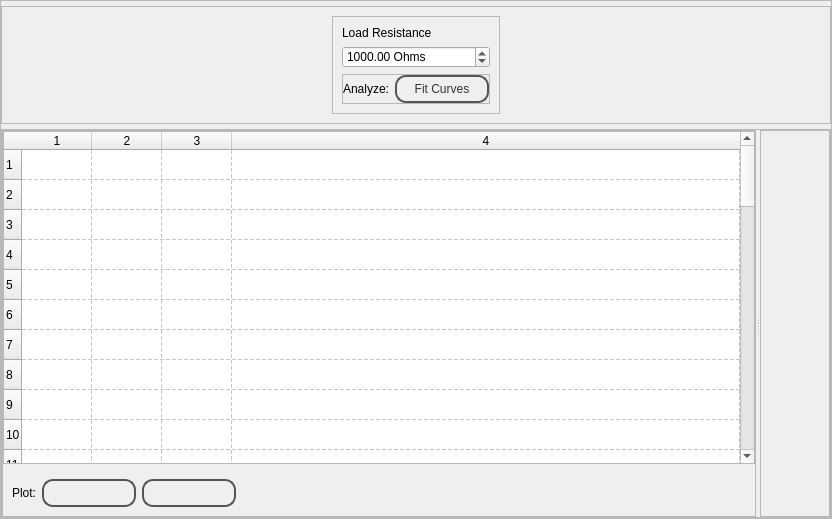
The window that SEEL/templates/template_xc.ui (jithinbp/SEELablet) describes before a commit, drawn with Qt 5.
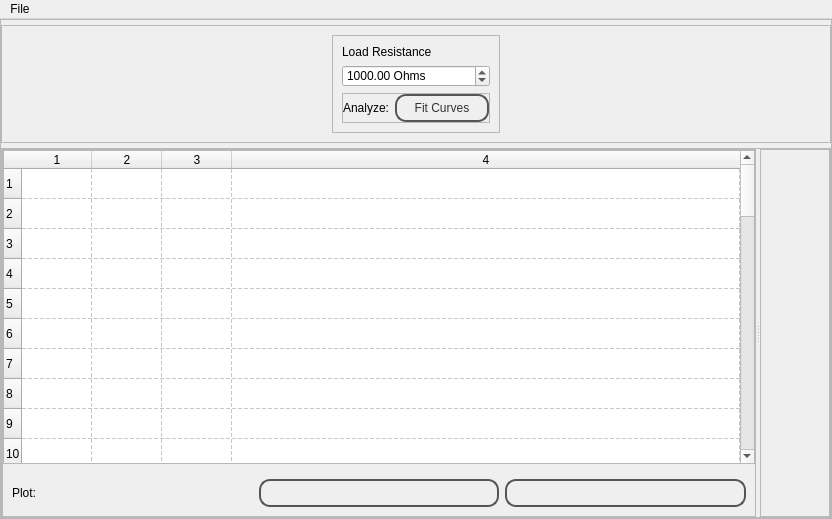
The same window after the commit.

```diff
--- a/SEEL/templates/template_xc.ui
+++ b/SEEL/templates/template_xc.ui
@@ -235,7 +235,7 @@
             </property>
             <widget class="QFrame" name="frame_3">
              <property name="sizePolicy">
-              <sizepolicy hsizetype="Preferred" vsizetype="Preferred">
+              <sizepolicy hsizetype="Maximum" vsizetype="Preferred">
                <horstretch>0</horstretch>
                <verstretch>0</verstretch>
               </sizepolicy>
@@ -359,7 +359,7 @@
               <item>
                <widget class="QFrame" name="frame_6">
                 <property name="sizePolicy">
-                 <sizepolicy hsizetype="Maximum" vsizetype="Preferred">
+                 <sizepolicy hsizetype="Preferred" vsizetype="Preferred">
                   <horstretch>0</horstretch>
                   <verstretch>0</verstretch>
                  </sizepolicy>
@@ -398,6 +398,12 @@
              </layout>
             </widget>
             <widget class="QScrollArea" name="scrollArea">
+             <property name="sizePolicy">
+              <sizepolicy hsizetype="Preferred" vsizetype="Expanding">
+               <horstretch>0</horstretch>
+               <verstretch>0</verstretch>
+              </sizepolicy>
+             </property>
              <property name="widgetResizable">
               <bool>true</bool>
              </property>
@@ -406,7 +412,7 @@
                <rect>
                 <x>0</x>
                 <y>0</y>
-                <width>461</width>
+                <width>76</width>
                 <height>348</height>
                </rect>
               </property>
@@ -442,6 +448,13 @@
      <height>25</height>
     </rect>
    </property>
+   <widget class="QMenu" name="menuFile">
+    <property name="title">
+     <string>File</string>
+    </property>
+    <addaction name="actionSave_as"/>
+   </widget>
+   <addaction name="menuFile"/>
   </widget>
  </widget>
  <resources/>
```
Left out of the diff: 33 changed lines with no effect on the pictures.
